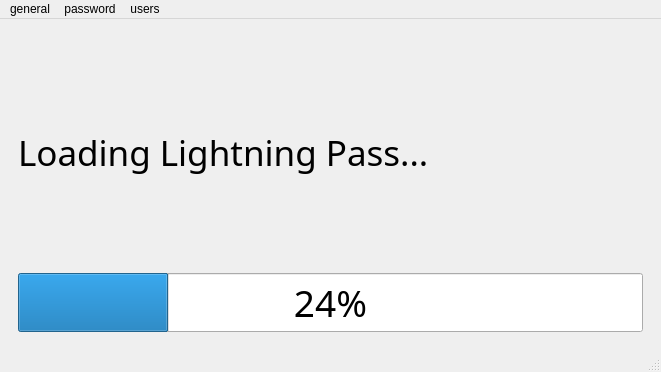
lgtm-migrator/lightning-pass, file lightning_pass/gui/static/qt_designer/main.ui: the form before one commit.
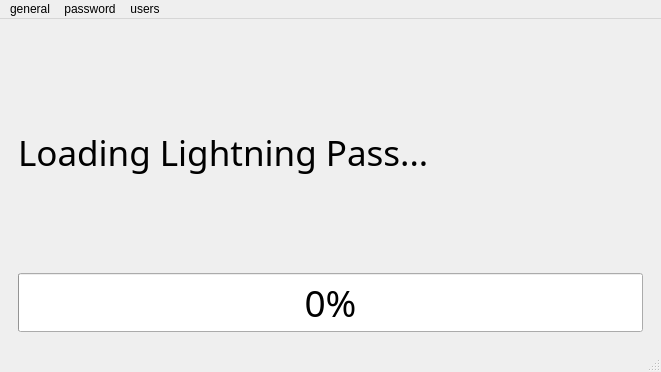
The form after the commit. The open tabs and pages were chosen to show the change. Icons and pictures are not drawn.

```diff
--- a/lightning_pass/gui/static/qt_designer/main.ui
+++ b/lightning_pass/gui/static/qt_designer/main.ui
@@ -55,8 +55,14 @@
           <property name="cursor">
            <cursorShape>WaitCursor</cursorShape>
           </property>
+          <property name="maximum">
+           <number>3000</number>
+          </property>
           <property name="value">
-           <number>24</number>
+           <number>0</number>
+          </property>
+          <property name="textDirection">
+           <enum>QProgressBar::TopToBottom</enum>
           </property>
          </widget>
         </item>
```
Left out of the diff: 5 changed lines with no effect on the pictures.
